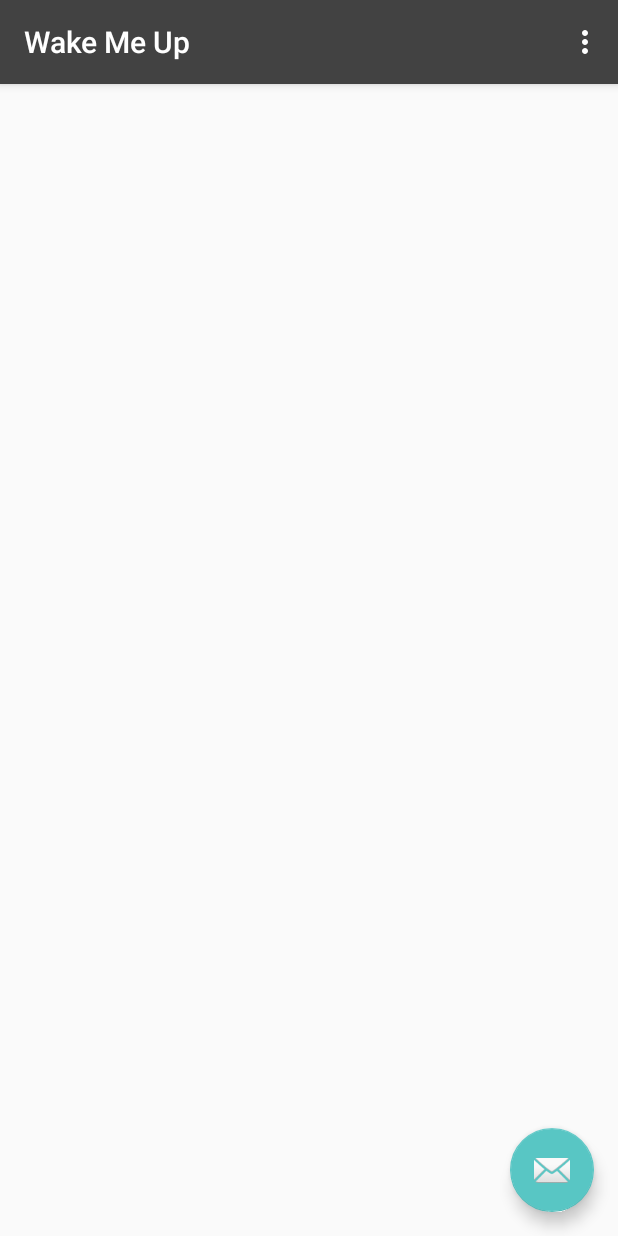
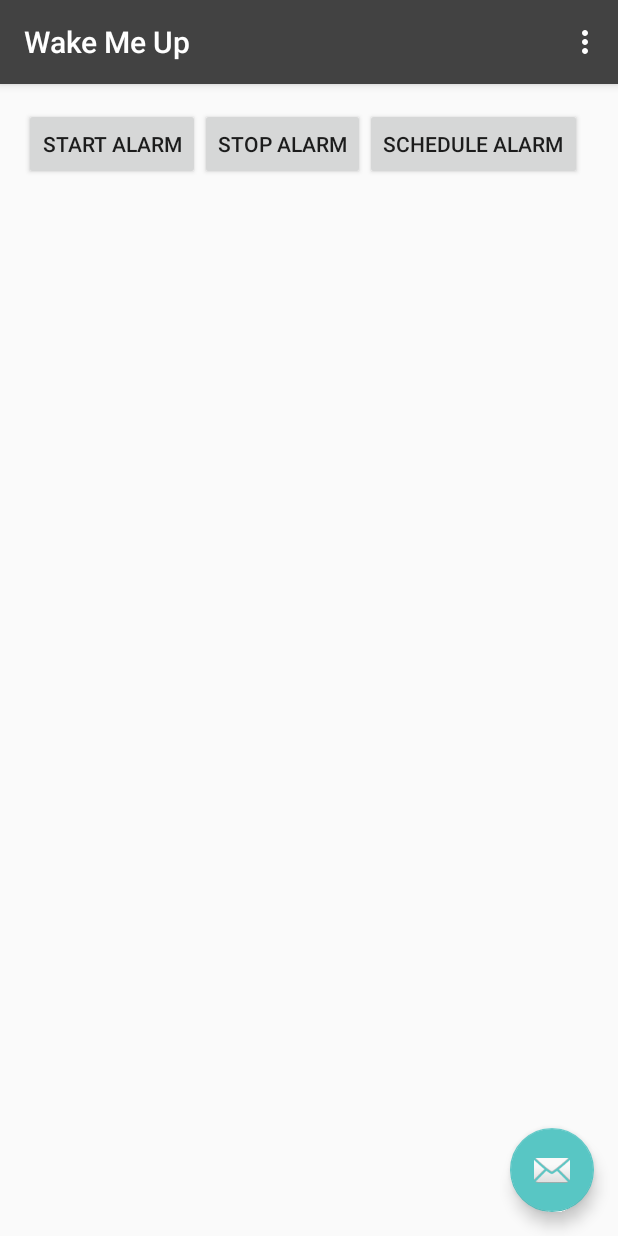
Before and after one commit to j-whiteside/WakeMeUp, an Android app: the screen it shows after launch (MainActivity), on a phone screen of 412 x 824 dp. Run offline under Robolectric (Android 15) with nearby library versions, the phone set to English and light mode, and no system bars.

Commit message:
Alarms partially functional

```diff
--- a/app/src/main/res/layout/content_main.xml
+++ b/app/src/main/res/layout/content_main.xml
@@ -12,4 +12,31 @@
     tools:context="com.example.jeremy.wakemeup.MainActivity"
     tools:showIn="@layout/activity_main">
 
+    <Button
+        android:layout_width="wrap_content"
+        android:layout_height="wrap_content"
+        android:text="Start alarm"
+        android:id="@+id/stopAlarmButton"
+        android:layout_alignParentTop="true"
+        android:layout_alignParentStart="true"
+        android:onClick="showAlarm" />
+
+    <Button
+        android:layout_width="wrap_content"
+        android:layout_height="wrap_content"
+        android:text="Stop Alarm"
+        android:id="@+id/startAlarmButton"
+        android:layout_alignParentTop="true"
+        android:layout_toEndOf="@+id/stopAlarmButton"
+        android:onClick="stopAlarm" />
+
+    <Button
+        android:layout_width="wrap_content"
+        android:layout_height="wrap_content"
+        android:text="Schedule Alarm"
+        android:id="@+id/ScheduleAlarmButton"
+        android:onClick="scheduleAlarm"
+        android:layout_alignTop="@+id/startAlarmButton"
+        android:layout_toEndOf="@+id/startAlarmButton" />
+
 </RelativeLayout>
```
Also changed, not shown: app/src/main/AndroidManifest.xml (+13 -1 lines), app/src/main/java/com/example/jeremy/wakemeup/AlarmPopup.java (added, +13 -0 lines), app/src/main/java/com/example/jeremy/wakemeup/AlertReceiver.java (added, +39 -0 lines), app/src/main/java/com/example/jeremy/wakemeup/MainActivity.java (+54 -1 lines), app/src/main/res/layout/activity_alarm_popup.xml (added, +20 -0 lines).
